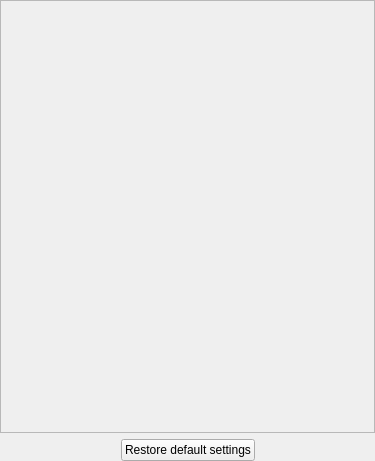
Before: the Qt Designer form AYAYA/settingswidget.ui in jkbz64/AYAYA, drawn with Qt 5.
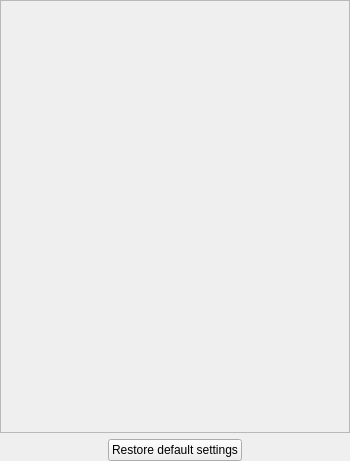
After: the same form once the commit is applied.

Diff of the .ui file:
```diff
--- a/AYAYA/settingswidget.ui
+++ b/AYAYA/settingswidget.ui
@@ -6,7 +6,7 @@
    <rect>
     <x>0</x>
     <y>0</y>
-    <width>375</width>
+    <width>350</width>
     <height>461</height>
    </rect>
   </property>
@@ -102,7 +102,7 @@
        <rect>
         <x>0</x>
         <y>0</y>
-        <width>373</width>
+        <width>348</width>
         <height>425</height>
        </rect>
       </property>
```
